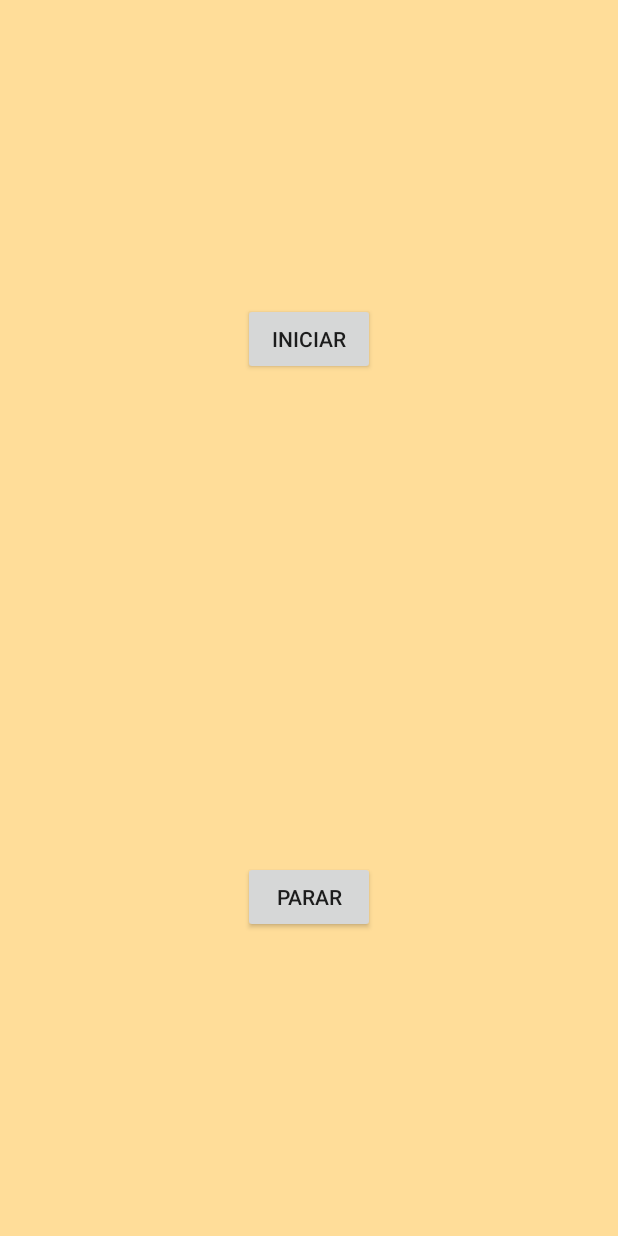
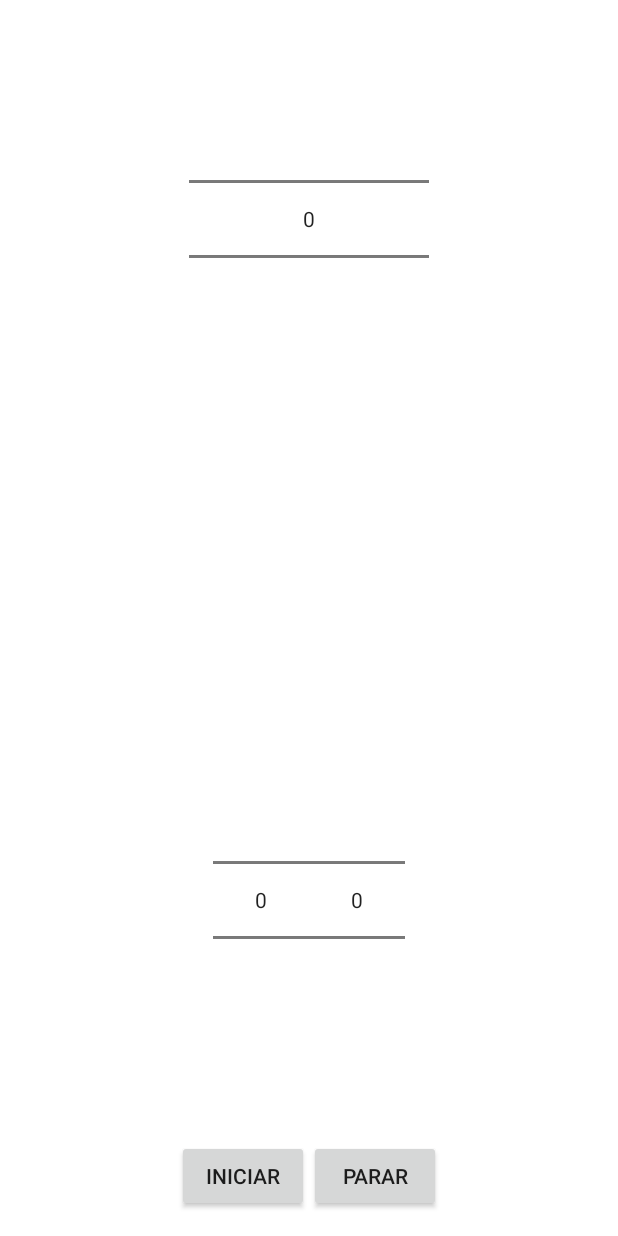
Before and after one commit to DroidFoundry/DroidMetronome, an Android app: the screen it shows after launch (MainActivity), after a tap on "INICIAR", on a phone screen of 412 x 824 dp. Run offline under Robolectric (Android 15) with nearby library versions, the phone set to English and light mode, and no system bars.

Commit message:
Reestruturação dos pacotes para padrão MVC; diversas melhorias no código.

```diff
--- a/DroidMetronome/app/src/main/AndroidManifest.xml
+++ b/DroidMetronome/app/src/main/AndroidManifest.xml
@@ -8,7 +8,7 @@
         android:label="@string/app_name"
         android:theme="@style/AppTheme" >
         <activity
-            android:name=".MainActivity"
+            android:name="com.example.pedro.DroidMetronomo.view.MainActivity"
             android:label="@string/app_name" >
             <intent-filter>
                 <action android:name="android.intent.action.MAIN" />
--- a/DroidMetronome/app/src/main/java/com/example/pedro/metronomo/Executer.java
+++ b/DroidMetronome/app/src/main/java/com/example/pedro/DroidMetronomo/control/Executer.java
@@ -1,10 +1,12 @@
-package com.example.pedro.metronomo;
+package com.example.pedro.DroidMetronomo.control;
 
 import android.content.Context;
 import android.media.AudioManager;
 import android.media.SoundPool;
-import android.util.Log;
-import android.widget.Toast;
+
+import com.example.pedro.metronomo.R;
+import com.example.pedro.DroidMetronomo.model.AudioPlayer;
+import com.example.pedro.DroidMetronomo.model.Compasso;
 
 /**
  * Created by pedro on 12/05/15.
@@ -17,20 +19,10 @@ public class Executer {
      * Pre-execução do metronomo , definindo sons e valores.
      * @param context
      */
-    public void preExecuter(Context context){
-
-        SoundPool sound = new SoundPool(10, AudioManager.STREAM_MUSIC,0);
-
-        int id_Alto = sound.load(context,R.raw.beep_2,1);
-        int id_Baixo = sound.load(context,R.raw.beep_1,1);
-
-        this.compasso = new Compasso();
-        AudioPlayer som = new AudioPlayer(sound,id_Alto,id_Baixo);
+    public void preExecuter(Context context ,Compasso mainCompasso){
 
         //Definindo configurações do metronomo
-        this.compasso.setFrequenciaBPM(120); // Frequencia em BPM
-        this.compasso.setSom(som); // Som a ser tocado (Alto e baixo)
-        this.compasso.setQuantidadeBatidas(4); // Quantidade de batidas por ciclo
+        this.compasso = mainCompasso; // Som a ser tocado (Alto e baixo)
         //====================================
 
     }
--- /dev/null
+++ b/DroidMetronome/app/src/main/java/com/example/pedro/DroidMetronomo/control/FrontConversor.java
@@ -0,0 +1,48 @@
+package com.example.pedro.DroidMetronomo.control;
+
+/**
+ * Created by pedro on 16/05/15.
+ */
+import android.content.Context;
+import android.media.AudioManager;
+import android.media.SoundPool;
+import android.widget.NumberPicker;
+
+import com.example.pedro.DroidMetronomo.model.AudioPlayer;
+import com.example.pedro.DroidMetronomo.model.Compasso;
+import com.example.pedro.metronomo.R;
+
+/**
+ * Created by pedro on 16/05/15.
+ */
+public class FrontConversor {
+    private Compasso compasso = new Compasso();
+
+    private AudioPlayer createSound(Context context){
+        SoundPool sound = new SoundPool(10, AudioManager.STREAM_MUSIC,0);
+
+        int id_Alto = sound.load(context, R.raw.beep_2,1);
+        int id_Baixo = sound.load(context,R.raw.beep_1,1);
+
+        AudioPlayer som = new AudioPlayer(sound,id_Alto,id_Baixo);
+
+        return som;
+    }
+
+    public void setSom(Context context){
+        compasso.setSom(this.createSound(context));
+    }
+
+    public void setFrequenciaBPM(NumberPicker frequenciaPicker){
+        compasso.setFrequenciaBPM(120);
+    }
+
+    public void setQuantidadeBatidas(NumberPicker frequenciaPicker){
+        compasso.setQuantidadeBatidas(4);
+    }
+
+
+    public Compasso toCompasso(){
+        return compasso;
+    }
+}
--- a/DroidMetronome/app/src/main/java/com/example/pedro/metronomo/AudioPlayer.java
+++ b/DroidMetronome/app/src/main/java/com/example/pedro/DroidMetronomo/model/AudioPlayer.java
@@ -1,4 +1,4 @@
-package com.example.pedro.metronomo;
+package com.example.pedro.DroidMetronomo.model;
 
 import android.media.SoundPool;
 
--- a/DroidMetronome/app/src/main/java/com/example/pedro/metronomo/Compasso.java
+++ b/DroidMetronome/app/src/main/java/com/example/pedro/DroidMetronomo/model/Compasso.java
@@ -1,4 +1,5 @@
-package com.example.pedro.metronomo;
+package com.example.pedro.DroidMetronomo.model;
+
 
 
 /**
--- a/DroidMetronome/app/src/main/java/com/example/pedro/metronomo/MainActivity.java
+++ b/DroidMetronome/app/src/main/java/com/example/pedro/DroidMetronomo/view/MainActivity.java
@@ -1,22 +1,21 @@
-package com.example.pedro.metronomo;
+package com.example.pedro.DroidMetronomo.view;
 
 import android.app.Activity;
-import android.media.AudioManager;
-import android.media.SoundPool;
 import android.os.Bundle;
 import android.view.Menu;
 import android.view.MenuItem;
 import android.view.View;
+import android.widget.NumberPicker;
 import android.widget.Toast;
+
+import com.example.pedro.DroidMetronomo.control.Executer;
+import com.example.pedro.metronomo.R;
+import com.example.pedro.DroidMetronomo.control.FrontConversor;
 
 
 public class MainActivity extends Activity {
     private Executer executer;
     private boolean inExecution;
-
-    private int id1;
-    private int id2;
-    private SoundPool sound;
 
     @Override
     protected void onCreate(Bundle savedInstanceState) {
@@ -33,7 +32,22 @@ public class MainActivity extends Activity {
      */
     public void executar(View view){
         if(!inExecution) {
-            executer.preExecuter(this); // preparar
+            // Pegando os valores dos numberPickers
+            NumberPicker npFreq = (NumberPicker) findViewById(R.id.numberPicker);
+            //npFreq.setMinValue(10);
+            //npFreq.setMaxValue(300);
+
+            NumberPicker npQntBatidas = (NumberPicker) findViewById(R.id.qntBatidas);
+            //npQntBatidas.setMinValue(1);
+            //npQntBatidas.setMaxValue(16);
+            //=====================================
+
+            FrontConversor conversor = new FrontConversor();
+            conversor.setSom(this);
+            conversor.setFrequenciaBPM(npFreq);
+            conversor.setQuantidadeBatidas(npQntBatidas);
+
+            executer.preExecuter(this,conversor.toCompasso()); // preparar
             executer.onExecuter(); // executar
 
             inExecution = true;
@@ -83,6 +97,12 @@ public class MainActivity extends Activity {
 
     @Override
     protected void onDestroy() {
+        if(inExecution){
+            executer.stopExecuter();
+            inExecution = false;
+
+        }
+
         super.onDestroy();
     }
 }
--- a/DroidMetronome/app/src/main/res/layout/activity_main.xml
+++ b/DroidMetronome/app/src/main/res/layout/activity_main.xml
@@ -8,24 +8,84 @@
     android:paddingRight="@dimen/activity_horizontal_margin"
     android:paddingTop="@dimen/activity_vertical_margin"
     android:paddingBottom="@dimen/activity_vertical_margin"
-    android:background="#ffd9"
-    tools:context=".activity_start_game">
+    android:background="#ffff"
+    tools:context=".activity_start_game"
+    android:id="@+id/u">
+
+    <LinearLayout
+        android:id="@+id/playStop"
+        android:orientation="horizontal"
+        android:layout_width="match_parent"
+        android:layout_height="wrap_content"
+        android:gravity="center_horizontal"
+        android:layout_alignParentBottom="true">
 
         <Button
             android:layout_width="wrap_content"
             android:layout_height="wrap_content"
             android:text="@string/play"
             android:onClick="executar"
-        android:layout_centerHorizontal="true"
-        android:layout_marginBottom="100dp" />
+            android:id="@+id/play"
+            android:layout_gravity="center"
+            style="@style/Base.Animation.AppCompat.DropDownUp"
+            android:backgroundTint="@color/button_material_light" />
 
         <Button
             android:layout_width="wrap_content"
             android:layout_height="wrap_content"
             android:text="parar"
             android:onClick="parar"
-        android:layout_centerVertical="true"
-        android:layout_centerHorizontal="true" />
+            android:id="@+id/stop"
+            android:layout_alignParentBottom="true"
+            android:layout_toLeftOf="@+id/numberPicker2"
+            android:layout_toStartOf="@+id/numberPicker2"
+            android:layout_gravity="center" />
+    </LinearLayout>
+
+    <LinearLayout
+        android:id="@+id/compasso"
+        android:orientation="horizontal"
+        android:layout_width="match_parent"
+        android:layout_height="wrap_content"
+        android:gravity="center_horizontal"
+
+        android:clickable="false"
+
+        android:layout_above="@+id/playStop"
+        android:layout_alignParentRight="true"
+        android:layout_alignParentEnd="true"
+        android:layout_marginBottom="70dp"
+        android:theme="@style/Base.V21.Theme.AppCompat.Light">
+
+        <NumberPicker
+            android:layout_width="wrap_content"
+            android:layout_height="wrap_content"
+            android:id="@+id/qntBatidas"
+
+            android:layout_alignParentRight="true"
+            android:layout_alignParentEnd="true"
+            style="@style/Base.V21.Theme.AppCompat.Light" />
+
+        <NumberPicker
+            android:layout_width="wrap_content"
+            android:layout_height="wrap_content"
+            android:id="@+id/valorBase"
+            android:layout_below="@+id/numberPicker"
+            android:layout_alignParentLeft="true"
+            android:layout_alignParentStart="true"
+            style="@style/Base.V21.Theme.AppCompat.Light" />
+    </LinearLayout>
+
+    <NumberPicker
+        android:layout_width="160dp"
+        android:layout_height="wrap_content"
+        android:id="@+id/bpm"
+        style="@style/Base.V21.Theme.AppCompat.Light"
+        android:layout_marginTop="40dp"
+        android:layout_centerHorizontal="true"
+        android:gravity="top"
+
+        android:textAlignment="center" />" />
 
 
 </RelativeLayout>
```
Also changed, not shown: 4 other files. Lines whose indentation alone changed are shown as unchanged.
